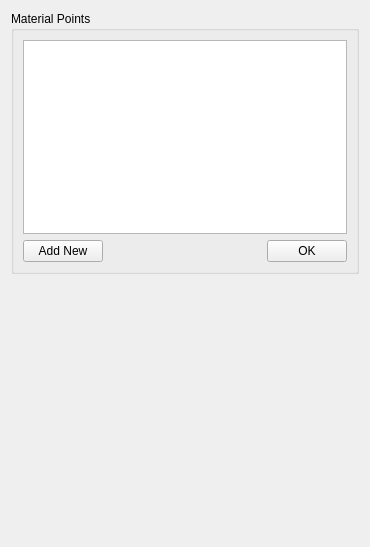
eeaapp6/AppFlow-Agent, file GUIDialog/GUIMeshDialog/MaterialPointWidget.ui: the form before one commit.
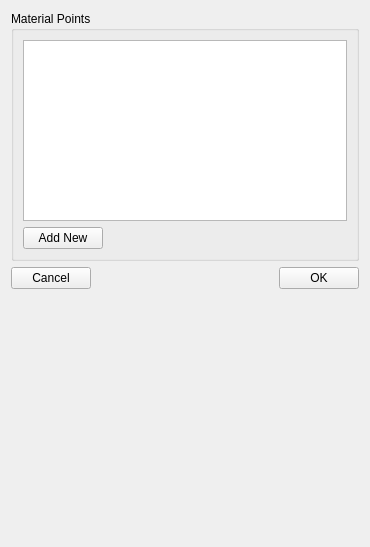
The form after the commit.

Commit message: 1.几何预览添加 2.取消base、point点击ok后关闭界面逻辑

```diff
--- a/GUIDialog/GUIMeshDialog/MaterialPointWidget.ui
+++ b/GUIDialog/GUIMeshDialog/MaterialPointWidget.ui
@@ -14,7 +14,7 @@
    <string>Form</string>
   </property>
   <layout class="QGridLayout" name="gridLayout_2">
-   <item row="0" column="0">
+   <item row="0" column="0" colspan="3">
     <widget class="QGroupBox" name="groupBox_MaterialPoint">
      <property name="title">
       <string>Material Points</string>
@@ -43,17 +43,37 @@
         </property>
        </spacer>
       </item>
-      <item row="1" column="2">
-       <widget class="QPushButton" name="pushButton_OK">
-        <property name="text">
-         <string>OK</string>
-        </property>
-       </widget>
-      </item>
      </layout>
     </widget>
    </item>
    <item row="1" column="0">
+    <widget class="QPushButton" name="pushButton_Cancel">
+     <property name="text">
+      <string>Cancel</string>
+     </property>
+    </widget>
+   </item>
+   <item row="1" column="1">
+    <spacer name="horizontalSpacer_2">
+     <property name="orientation">
+      <enum>Qt::Horizontal</enum>
+     </property>
+     <property name="sizeHint" stdset="0">
+      <size>
+       <width>187</width>
+       <height>20</height>
+      </size>
+     </property>
+    </spacer>
+   </item>
+   <item row="1" column="2">
+    <widget class="QPushButton" name="pushButton_OK">
+     <property name="text">
+      <string>OK</string>
+     </property>
+    </widget>
+   </item>
+   <item row="2" column="1">
     <spacer name="verticalSpacer">
      <property name="orientation">
       <enum>Qt::Vertical</enum>
```
The commit also changes 11 other files.
